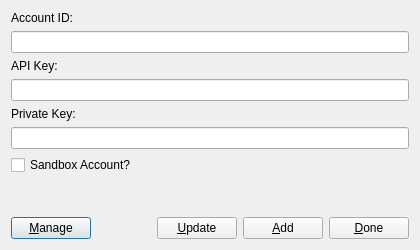
codymj/GeminiCryptoTrader, file src/AccountsDialog.ui: the form before one commit.
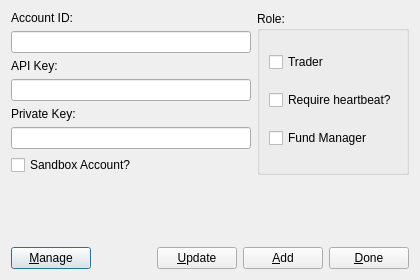
The form after the commit.

Commit message: Implement API roles

```diff
--- a/src/AccountsDialog.ui
+++ b/src/AccountsDialog.ui
@@ -10,19 +10,19 @@
     <x>0</x>
     <y>0</y>
     <width>420</width>
-    <height>250</height>
+    <height>280</height>
    </rect>
   </property>
   <property name="minimumSize">
    <size>
     <width>420</width>
-    <height>250</height>
+    <height>280</height>
    </size>
   </property>
   <property name="maximumSize">
    <size>
     <width>420</width>
-    <height>250</height>
+    <height>280</height>
    </size>
   </property>
   <property name="baseSize">
@@ -36,10 +36,12 @@
   </property>
   <layout class="QGridLayout" name="gridLayout">
    <item row="0" column="0">
+    <layout class="QVBoxLayout" name="verticalLayout_3">
+     <item>
+      <layout class="QHBoxLayout" name="horizontalLayout_2">
+       <item>
     <layout class="QVBoxLayout" name="verticalLayout_2">
      <item>
-      <layout class="QVBoxLayout" name="verticalLayout">
-       <item>
         <widget class="QLabel" name="label">
          <property name="text">
           <string>Account ID:</string>
@@ -47,7 +49,14 @@
         </widget>
        </item>
        <item>
-        <widget class="QLineEdit" name="accountIdLE"/>
+          <widget class="QLineEdit" name="accountIdLE">
+           <property name="sizePolicy">
+            <sizepolicy hsizetype="MinimumExpanding" vsizetype="Fixed">
+             <horstretch>0</horstretch>
+             <verstretch>0</verstretch>
+            </sizepolicy>
+           </property>
+          </widget>
        </item>
        <item>
         <widget class="QLabel" name="label_2">
@@ -57,7 +66,14 @@
         </widget>
        </item>
        <item>
-        <widget class="QLineEdit" name="apiKeyLE"/>
+          <widget class="QLineEdit" name="apiKeyLE">
+           <property name="sizePolicy">
+            <sizepolicy hsizetype="MinimumExpanding" vsizetype="Fixed">
+             <horstretch>0</horstretch>
+             <verstretch>0</verstretch>
+            </sizepolicy>
+           </property>
+          </widget>
        </item>
        <item>
         <widget class="QLabel" name="label_3">
@@ -67,7 +83,14 @@
         </widget>
        </item>
        <item>
-        <widget class="QLineEdit" name="privateKeyLE"/>
+          <widget class="QLineEdit" name="secretKeyLE">
+           <property name="sizePolicy">
+            <sizepolicy hsizetype="MinimumExpanding" vsizetype="Fixed">
+             <horstretch>0</horstretch>
+             <verstretch>0</verstretch>
+            </sizepolicy>
+           </property>
+          </widget>
        </item>
        <item>
         <widget class="QCheckBox" name="sandboxCB">
@@ -79,14 +102,52 @@
       </layout>
      </item>
      <item>
+        <widget class="QGroupBox" name="groupBox">
+         <property name="sizePolicy">
+          <sizepolicy hsizetype="Fixed" vsizetype="Preferred">
+           <horstretch>0</horstretch>
+           <verstretch>0</verstretch>
+          </sizepolicy>
+         </property>
+         <property name="title">
+          <string>Role:</string>
+         </property>
+         <layout class="QVBoxLayout" name="verticalLayout">
+          <item>
+           <widget class="QCheckBox" name="traderCB">
+            <property name="text">
+             <string>Trader</string>
+            </property>
+           </widget>
+          </item>
+          <item>
+           <widget class="QCheckBox" name="heartbeatCB">
+            <property name="text">
+             <string>Require heartbeat?</string>
+            </property>
+           </widget>
+          </item>
+          <item>
+           <widget class="QCheckBox" name="fundManagerCB">
+            <property name="text">
+             <string>Fund Manager</string>
+            </property>
+           </widget>
+          </item>
+         </layout>
+        </widget>
+       </item>
+      </layout>
+     </item>
+     <item>
       <spacer name="verticalSpacer">
        <property name="orientation">
         <enum>Qt::Vertical</enum>
        </property>
        <property name="sizeHint" stdset="0">
         <size>
-         <width>20</width>
-         <height>40</height>
+         <width>391</width>
+         <height>13</height>
         </size>
        </property>
       </spacer>
```
Left out of the diff: 3 changed lines with no effect on the pictures. Lines whose indentation alone changed are shown as unchanged. The commit also changes 3 other files.
